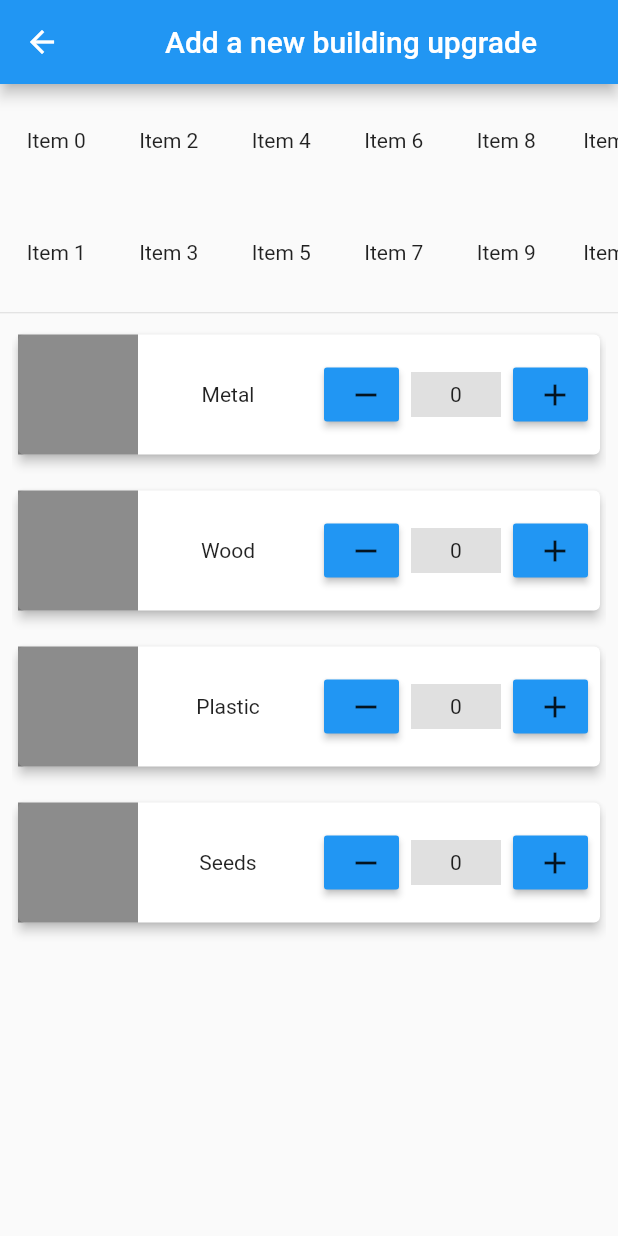
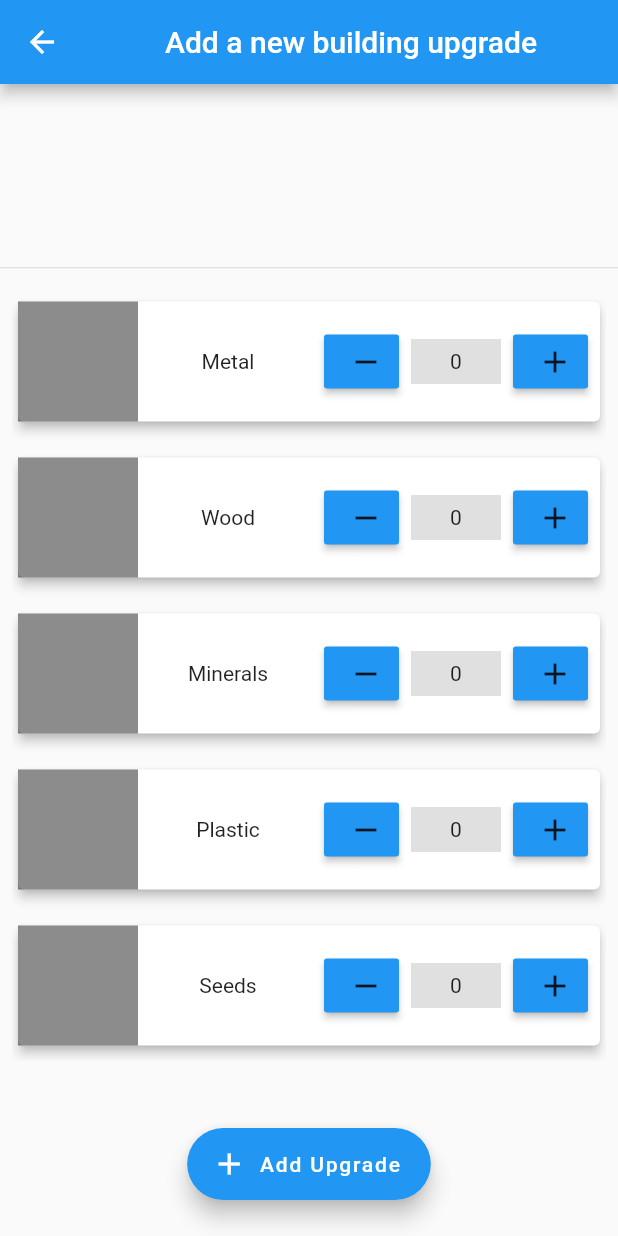
Before and after one commit to Chaitanyabsprip/Simventory, a Flutter app: the screen it shows after launch, after a tap on "New Upgrade", on a phone screen of 412 x 824 dp. Run offline on Flutter 3.47's test engine with Material 2 defaults, Android fonts, the phone set to English and light mode, and no system bars.

Commit message:
cleaned up code

```diff
--- a/lib/addupgrade.dart
+++ b/lib/addupgrade.dart
@@ -4,8 +4,7 @@ import 'coda/items.dart';
 class AddUpgrade extends StatelessWidget {
   @override
   Widget build(BuildContext context) {
-    Materials materials = new Materials();
-    print(materials.itemList[4].count.toString());
+    Data data = new Data();
     return Scaffold(
       appBar: AppBar(
         title: Center(
@@ -18,25 +17,21 @@ class AddUpgrade extends StatelessWidget {
             height: 0,
           ),
           Container(
-            height: 150,
-            child: GridView.count(
-              crossAxisCount: 2,
-              scrollDirection: Axis.horizontal,
-              children: List.generate(100, (index) {
-                return Center(
-                  child: Text('Item $index'),
-                );
-              }),
+            height: 120,
+            padding:
+                EdgeInsets.fromLTRB(8.0, 0, 16.0, 0), //TODO add stateful child
           ),
+          Container(
+            margin: const EdgeInsets.fromLTRB(0, 0, 0, 8.0),
+            child: Divider(
+              height: 5.0,
             ),
-          Divider(
-            height: 5.0,
           ),
           Container(
             padding: EdgeInsets.fromLTRB(8.0, 0.0, 8.0, 32.0),
-            height: 450.0,
+            height: 550.0,
             child: ListView.builder(
-              itemCount: materials.itemList.length,
+              itemCount: data.items.getList().length,
               itemBuilder: (context, index) {
                 return Padding(
                   padding: const EdgeInsets.fromLTRB(0, 8.0, 0, 8.0),
@@ -56,7 +51,7 @@ class AddUpgrade extends StatelessWidget {
                           margin: EdgeInsets.fromLTRB(2.0, 0.0, 2.0, 0.0),
                           child: Center(
                             child: Text(
-                                materials.itemList[index].name,
+                              data.items.getList()[index].name,
                               softWrap: true,
                               textAlign: TextAlign.center,
                             ),
@@ -64,56 +59,89 @@ class AddUpgrade extends StatelessWidget {
                         ),
                         Container(
                           padding: EdgeInsets.all(4.0),
-                            child: Row(
-                              children: [
-                                Container(
-                                  margin:
-                                      EdgeInsets.fromLTRB(0.0, 0.0, 4.0, 0.0),
-                                  width: 50,
-                                  child: Center(
-                                    child: RaisedButton(
-                                      color: Colors.blue,
-                                      child: Icon(Icons.remove),
-                                      onPressed: () => materials.itemList[index]
-                                          .decrementCount(),
-                                    ),
-                                  ),
-                                ),
-                                Container(
-                                  margin:
-                                      EdgeInsets.fromLTRB(4.0, 0.0, 4.0, 0.0),
-                                  color: Colors.black12,
-                                  height: 30,
-                                  width: 60,
-                                  child: Center(
-                                    child: Text(materials.itemList[index].count
-                                        .toString()),
-                                  ),
-                                ),
-                                Container(
-                                  margin:
-                                      EdgeInsets.fromLTRB(4.0, 0.0, 4.0, 0.0),
-                                  width: 50,
-                                  child: Center(
-                                    child: RaisedButton(
-                                      color: Colors.blue,
-                                      child: Icon(Icons.add),
-                                      onPressed: () => materials.itemList[index]
-                                          .incrementCount(),
-                                    ),
-                                  ),
+                          child: ItemCount(index),
                         ),
                       ],
                     ),
-                          )
-                        ],
-                      )),
+                  ),
                 );
               },
             ),
           )
         ],
       ),
+      floatingActionButtonLocation: FloatingActionButtonLocation.centerFloat,
+      floatingActionButton: Padding(
+        padding: const EdgeInsets.all(8.0),
+        child: FloatingActionButton.extended(
+          label: Text('Add Upgrade'),
+          onPressed: () {},
+          icon: Icon(Icons.add),
+          tooltip: 'Add new building upgrade',
+        ),
+      ),
     );
   }
 }
+
+class ItemCount extends StatefulWidget {
+  final int index;
+  ItemCount(this.index);
+  @override
+  _ItemCountState createState() => _ItemCountState(index);
+}
+
+class _ItemCountState extends State<ItemCount> {
+  Data data = new Data();
+  int index;
+  _ItemCountState(this.index);
+  @override
+  Widget build(BuildContext context) {
+    return Row(
+      children: [
+        Container(
+          margin: EdgeInsets.fromLTRB(0.0, 0.0, 4.0, 0.0),
+          width: 50,
+          child: Center(
+            child: RaisedButton(
+              color: Colors.blue,
+              child: Icon(Icons.remove),
+              onPressed: () {
+                data.upgrade.getAllMaterialList()[0].decrementCount(index);
+                // data.upgrade
+                //     .removeItem(data.upgrade.materials.getList()[index]);
+                setState(() {});
+              },
+            ),
+          ),
+        ),
+        Container(
+          margin: EdgeInsets.fromLTRB(4.0, 0.0, 4.0, 0.0),
+          color: Colors.black12,
+          height: 30,
+          width: 60,
+          child: Center(
+            child: Text(data.upgrade
+                .getAllMaterialList()[0]
+                .itemListCount(index)
+                .toString()),
+          ),
+        ),
+        Container(
+          margin: EdgeInsets.fromLTRB(4.0, 0.0, 4.0, 0.0),
+          width: 50,
+          child: Center(
+            child: RaisedButton(
+              color: Colors.blue,
+              child: Icon(Icons.add),
+              onPressed: () {
+                data.upgrade.getAllMaterialList()[0].incrementCount(index);
+                setState(() {});
+              },
+            ),
+          ),
+        ),
+      ],
+    );
+  }
+}
--- a/lib/coda/items.dart
+++ b/lib/coda/items.dart
@@ -1,112 +1,109 @@
-class Item {
-  int _count = 0;
+import 'dart:collection';
+
+class Items {
+  String name;
+  int count;
   int time;
-  var materialsReqd;
-  String name;
+  Items materialsReqd;
 
-  Item(String name) {
-    this.name = name;
-  }
-  int incrementCount() {
-    if (_count >= 0) {
-      _count += 1;
-    }
-    print('$_count $name');
-    return _count;
+  Items(this.name, this.time, {this.materialsReqd, this.count = 0});
+}
+
+class Materials {
+  List<Items> _itemList = [
+    Items('Metal', 1),
+    Items('Wood', 3),
+    Items('Minerals', 30),
+    Items('Plastic', 9),
+    Items('Seeds', 20),
+    Items('Minerals', 30),
+    Items('Chemicals', 120),
+    Items('Textiles', 180),
+    Items('Sugar and Spice', 240),
+    Items('Glass', 300),
+    Items('Animal Feed', 360),
+    Items('Electronic Components', 420),
+    Items('Nails', 5, materialsReqd: Items('Metals', 1, count: 2))
+  ];
+
+  // Items nails = new Items('Nails');
+  // Items plank = new Items('Plank');
+  // Items bricks = new Items('Bricks');
+  // Items cement = new Items('Cement');
+  // Items glue = new Items('Glue');
+  // Items paint = new Items('Paint');
+
+  // Items hammer = new Items('Hammer');
+  // Items measuringTape = new Items('Measuring Tape');
+  // Items shovel = new Items('Shovel');
+  // Items cookingUtensils = new Items('Cooking Utensils');
+  // Items ladder = new Items('Ladder');
+  // Items drill = new Items('Drill');
+
+  // Items vegetables = new Items('Vegetables');
+  // Items flourBag = new Items('Flour Bag');
+  // Items frutiAndBerries = new Items('Fruit and Berries');
+  // Items cream = new Items('Cream');
+  // Items corn = new Items('Corn');
+  // Items cheese = new Items('Cheese');
+  // Items beef = new Items('Beef');
+
+  Materials();
+
+  int itemListCount(index) => _itemList[index].count;
+
+  void incrementCount(index) {
+    // ignore: unnecessary_statements
+    _itemList[index].count >= 0 ? _itemList[index].count += 1 : null;
+    print(
+        '${_itemList[index].name} - ${_itemList[index].count} at index $index');
   }
 
-  int decrementCount() {
-    if (_count != 0) {
-      _count -= 1;
-    }
-    print('$_count $name');
-    return _count;
+  void decrementCount(index) {
+    // ignore: unnecessary_statements
+    _itemList[index].count > 0 ? _itemList[index].count -= 1 : null;
+    print(
+        '${_itemList[index].name} - ${_itemList[index].count} at index $index');
   }
 
-  int get count {
-    return _count;
+  UnmodifiableListView<Items> getList() {
+    return UnmodifiableListView<Items>(_itemList);
   }
 }
 
-class Materials {
-  Item metal = new Item('Metal');
-  Item wood = new Item('Wood');
-  Item plastic = new Item('Plastic');
-  Item seeds = new Item('Seeds');
-  Item minerals = new Item('Minerals');
-  Item chemicals = new Item('Chemicals');
-  Item textiles = new Item('Textiles');
-  Item sugarAndSpice = new Item('Sugar and Spice');
-  Item glass = new Item('Glass');
-  Item animalFeed = new Item('Animal Feed');
-  Item electronicComponents = new Item('Electronic Components');
+class MaterialList {
+  List<Materials> materialList = [Materials()];
 
-  Item nails = new Item('Nails');
-  Item plank = new Item('Plank');
-  Item bricks = new Item('Bricks');
-  Item cement = new Item('Cement');
-  Item glue = new Item('Glue');
-  Item paint = new Item('Paint');
+  List<Materials> getAllMaterialList() {
+    return materialList;
+  }
 
-  Item hammer = new Item('Hammer');
-  Item measuringTape = new Item('Measuring Tape');
-  Item shovel = new Item('Shovel');
-  Item cookingUtensils = new Item('Cooking Utensils');
-  Item ladder = new Item('Ladder');
-  Item drill = new Item('Drill');
-
-  Item vegetables = new Item('Vegetables');
-  Item flourBag = new Item('Flour Bag');
-  Item frutiAndBerries = new Item('Fruit and Berries');
-  Item cream = new Item('Cream');
-  Item corn = new Item('Corn');
-  Item cheese = new Item('Cheese');
-  Item beef = new Item('Beef');
-
-  var itemList;
-
-  Materials() {
-    itemList = <Item>[
-      metal,
-      wood,
-      plastic,
-      seeds,
-      minerals,
-      chemicals,
-      textiles,
-      sugarAndSpice,
-      glass,
-      animalFeed,
-      electronicComponents,
-      nails,
-      plank,
-      bricks,
-      cement,
-      glue,
-      paint,
-      hammer,
-      measuringTape,
-      shovel,
-      cookingUtensils,
-      ladder,
-      drill,
-      vegetables,
-      flourBag,
-      frutiAndBerries,
-      cream,
-      corn,
-      cheese,
-      beef,
-    ];
+  void newUpgrade() {
+    materialList.add(Materials());
+    print(materialList.length);
   }
 }
 
-class Upgrade {}
+// class Upgrade {
+//   Materials materials = new Materials();
+//   List<Items> currentUpgrade = [];
 
-class OngoingUpgradesList {
-  var ongoingUpgrades = [];
+//   void addItem(Items item) {
+//     if (!currentUpgrade.contains(item)) {
+//       currentUpgrade.add(item);
+//     }
+//   }
 
-  void addBuild(newUpgrade) {
-    ongoingUpgrades.insert(0, newUpgrade);
-  }
+//   void removeItem(Items item) {
+//     if (currentUpgrade.contains(item) && item.count == 0) {
+//       currentUpgrade.remove(item);
+//     }
+//   }
+// }
+
+class Data {
+  final Materials items = new Materials();
+  final MaterialList upgrade = new MaterialList();
+
+  Data();
 }
--- a/lib/main.dart
+++ b/lib/main.dart
@@ -7,6 +7,7 @@ void main() {
 }
 
 class Simventory extends StatelessWidget {
+  final Data data = new Data();
   @override
   Widget build(BuildContext context) {
     return new Scaffold(
@@ -51,10 +52,10 @@ class _BuildListState extends State<BuildList> {
 class Upgrades extends StatelessWidget {
   @override
   Widget build(BuildContext context) {
-    OngoingUpgradesList ongoingUpgradesList = new OngoingUpgradesList();
-    if (ongoingUpgradesList.ongoingUpgrades.length != 0) {
+    // ignore: dead_code
+    if (false) {
       return ListView.builder(
-        itemCount: ongoingUpgradesList.ongoingUpgrades.length,
+        itemCount: 0,
         itemBuilder: (context, index) {
           return Card(
             child: Container(
@@ -63,7 +64,7 @@ class Upgrades extends StatelessWidget {
               width: MediaQuery.of(context).size.width,
               color: Colors.white12,
               child: Center(
-                child: Text(ongoingUpgradesList.ongoingUpgrades[index]),
+                child: Text(''),
               ),
               // child: Row(
               //   children: [
```
Lines whose indentation alone changed are shown as unchanged.
